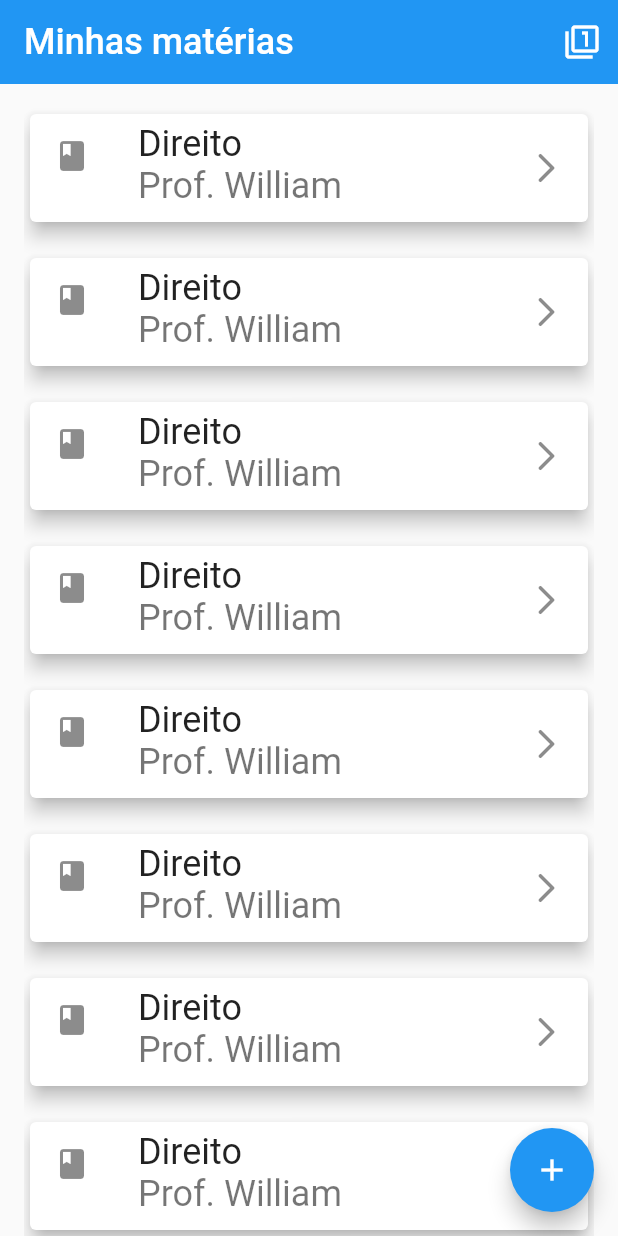
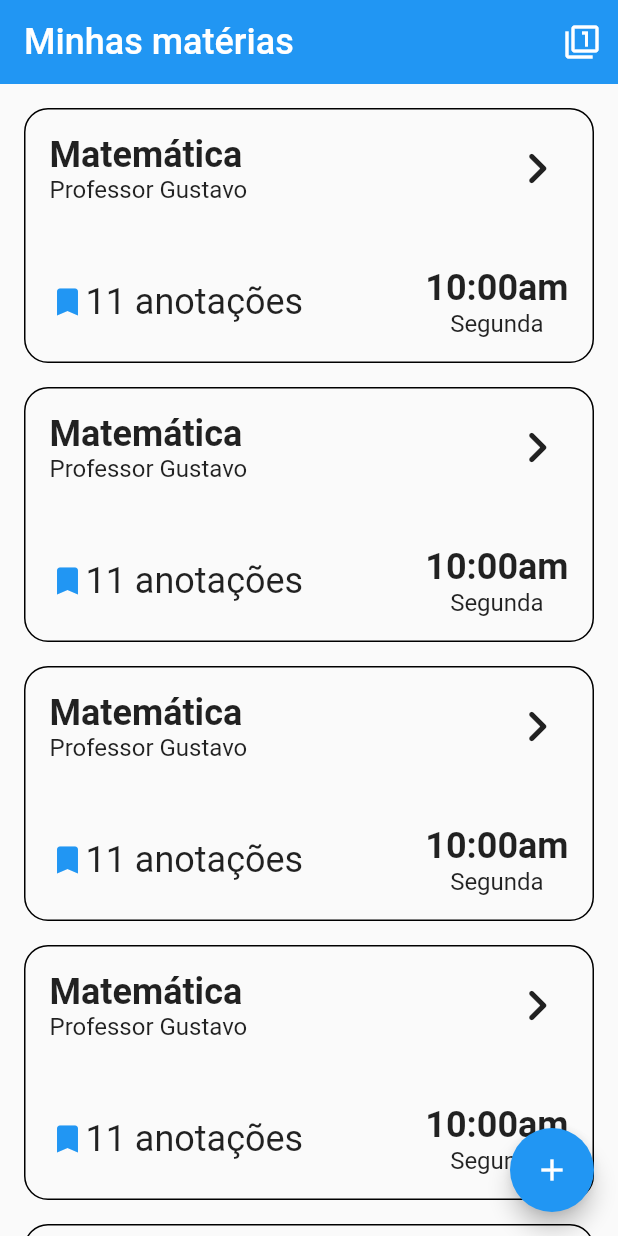
Before and after one commit to iCarlosAugusto/student_booknote, a Flutter app: the screen it shows after launch, on a phone screen of 412 x 824 dp. Run offline on Flutter 3.47's test engine with Material 2 defaults, Android fonts, the phone set to English and light mode, and no system bars; our stand-ins replace get_it, go_router, objectbox; generated files the repository leaves out were written again.

Commit message:
Criado novos componentes e routas

```diff
--- a/lib/main.dart
+++ b/lib/main.dart
@@ -1,10 +1,9 @@
 import 'package:flutter/material.dart';
 import 'package:get_it/get_it.dart';
 import 'package:student_booknote/repositories/subject_repository.dart';
-import 'package:student_booknote/views/home/home_view.dart';
+import 'package:student_booknote/routes/routes.dart';
 
 final getIt = GetIt.instance;
-
 void main() async {
   WidgetsFlutterBinding.ensureInitialized();
   getIt.registerSingleton<SubjectRepository>(SubjectRepository());
@@ -16,7 +15,8 @@ class MyApp extends StatelessWidget {
 
   @override
   Widget build(BuildContext context) {
-    return MaterialApp(
+    return MaterialApp.router(
+      routerConfig: router,
       title: 'Flutter Demo',
       theme: ThemeData(
         inputDecorationTheme: const InputDecorationTheme(
@@ -32,7 +32,6 @@ class MyApp extends StatelessWidget {
         ),
         primarySwatch: Colors.blue,
       ),
-      home: const HomeView(),
     );
   }
 }
--- /dev/null
+++ b/lib/routes/routes.dart
@@ -0,0 +1,19 @@
+import 'package:go_router/go_router.dart';
+import 'package:student_booknote/views/home/home_view.dart';
+import 'package:student_booknote/views/subject/subject_view.dart';
+
+// GoRouter configuration
+final router = GoRouter(
+  routes: [
+    GoRoute(
+      path: '/',
+      name: '/',
+      builder: (context, state) => const HomeView(),
+    ),
+    GoRoute(
+      path: '/subject',
+      name: '/subject',
+      builder: (context, state) => const SubjectView(),
+    ),
+  ],
+);
--- a/lib/views/home/home_view.dart
+++ b/lib/views/home/home_view.dart
@@ -1,6 +1,7 @@
 import 'package:flutter/material.dart';
+import 'package:go_router/go_router.dart';
 import 'package:student_booknote/widgets/appbar_widget.dart';
-import 'package:student_booknote/widgets/card_partner_widget.dart';
+import 'package:student_booknote/widgets/card_subject_widget.dart';
 
 class HomeView extends StatelessWidget {
   const HomeView({super.key});
@@ -26,7 +27,9 @@ class HomeView extends StatelessWidget {
             children: [
               Expanded(
                 child: ListView.separated(
-                  itemBuilder: (_,__) => CardPartnersWidget(onTap: () {}),
+                  itemBuilder: (_,__) => CardSubjectWidget(
+                    onTap: () => context.pushNamed('/subject')
+                  ),
                   separatorBuilder: (_,__) => const SizedBox(height: 16),
                   itemCount: 30
                 ),
--- a/lib/widgets/card_partner_widget.dart
+++ /dev/null
@@ -1,22 +0,0 @@
-import 'package:flutter/material.dart';
-import 'package:student_booknote/widgets/button_widget.dart';
-import 'package:student_booknote/widgets/text_widget.dart';
-
-class CardPartnersWidget extends StatelessWidget {
-  const CardPartnersWidget({super.key, required this.onTap});
-
-  final void Function() onTap;
-
-  @override
-  Widget build(BuildContext context) {
-    return const Card(
-      elevation: 5,
-      child: ListTile(
-        leading: Icon(Icons.book),
-        title: TextWidget('Direito'),
-        subtitle: TextWidget('Prof. William'),
-        trailing: Icon(Icons.arrow_forward_ios_rounded),
-      ),
-    );
-  }
-}
--- /dev/null
+++ b/lib/widgets/card_subject_widget.dart
@@ -0,0 +1,68 @@
+import 'package:flutter/material.dart';
+import 'package:student_booknote/widgets/text_widget.dart';
+
+class CardSubjectWidget extends StatelessWidget {
+  const CardSubjectWidget({super.key, required this.onTap});
+
+  final void Function() onTap;
+
+  @override
+  Widget build(BuildContext context) {
+    return InkWell(
+      onTap: onTap,
+      child: Container(
+        padding: const EdgeInsets.all(16),
+        decoration:  BoxDecoration(
+          border: Border.all(color: Colors.black),
+          borderRadius: const BorderRadius.all(Radius.circular(16))
+        ),
+        child: Column(
+          mainAxisSize: MainAxisSize.max,
+          children: [
+            Row(
+              mainAxisAlignment: MainAxisAlignment.spaceBetween,
+              children: [
+                Column(
+                  crossAxisAlignment: CrossAxisAlignment.start,
+                  children: const [
+                    TextWidget('Matemática', isFontWeight: true),
+                    TextWidget(
+                      'Professor Gustavo',
+                      fontSize: AvailableFontSizes.small
+                    ),
+                  ],
+                ),
+                const Icon(Icons.chevron_right_rounded, size: 42)
+              ],
+            ),
+            Container(
+              margin: const EdgeInsets.only(top: 42),
+              child: Row(
+                mainAxisAlignment: MainAxisAlignment.spaceBetween,
+                children: [
+                  Column(
+                    crossAxisAlignment: CrossAxisAlignment.start,
+                    children: [
+                      Row(
+                        children: const[
+                          Icon(Icons.bookmark, color: Colors.blue),
+                          TextWidget('11 anotações'),
+                        ],
+                      ),
+                    ],
+                  ),
+                  Column(
+                    children: const [
+                      TextWidget('10:00am', isFontWeight: true),
+                      TextWidget('Segunda', fontSize: AvailableFontSizes.small),
+                    ],
+                  )
+                ],
+              ),
+            )
+          ],
+        ),
+      ),
+    );
+  }
+}
--- a/pubspec.yaml
+++ b/pubspec.yaml
@@ -18,6 +18,7 @@ dependencies:
   objectbox_flutter_libs: ^1.7.2
   path_provider: ^2.0.13
   get_it: ^7.2.0
+  go_router: ^6.2.0
 
   cupertino_icons: ^1.0.2
 
```
Also changed, not shown: lib/views/subject/subject_view.dart (added, +41 -0 lines), lib/widgets/card_anotation_widget.dart (added, +76 -0 lines), pubspec.lock.
